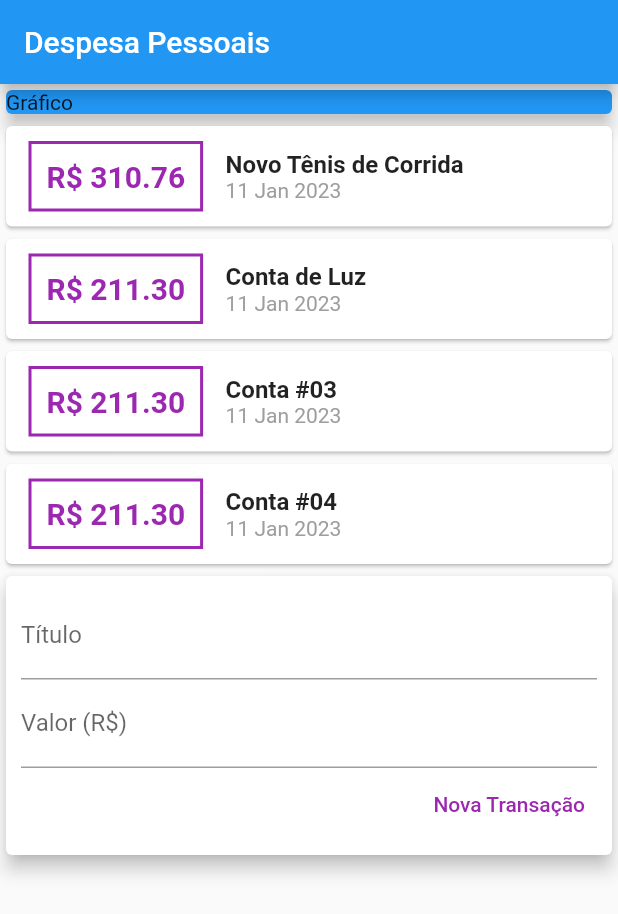
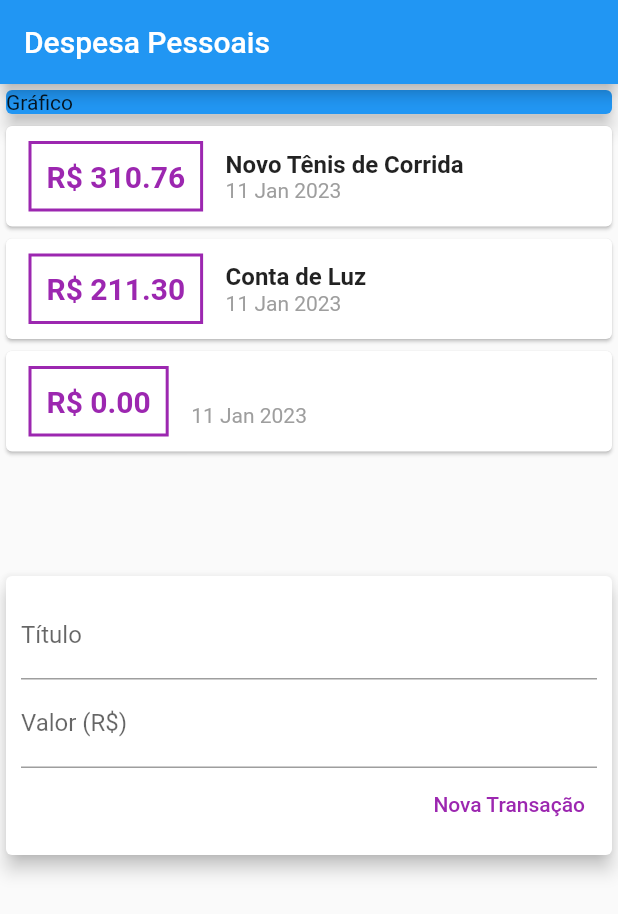
Before and after one commit to fercguerra/despesas_pessoais, a Flutter app: the screen it shows after launch, after a tap on "Nova Transação", on a phone screen of 412 x 824 dp. Shown: the top 914 px of the screen. Run offline on Flutter 3.47's test engine with Material 2 defaults, Android fonts, the phone set to English and light mode, and no system bars.

Commit message:
Teclado Numérico

```diff
--- a/lib/components/transaction_user.dart
+++ b/lib/components/transaction_user.dart
@@ -26,24 +26,6 @@ class _TransactionUserState extends State<TransactionUser> {
       value: 211.30,
       date: DateTime.now(),
     ),
-    Transaction(
-      id: 't3',
-      title: 'Conta #03',
-      value: 211.30,
-      date: DateTime.now(),
-    ),
-    Transaction(
-      id: 't4',
-      title: 'Conta #04',
-      value: 211.30,
-      date: DateTime.now(),
-    ),
-    Transaction(
-      id: 't5',
-      title: 'Conta #05',
-      value: 211.30,
-      date: DateTime.now(),
-    ),
   ];
 
   _addTransaction(String title, double value) {
--- a/lib/components/transactions_form.dart
+++ b/lib/components/transactions_form.dart
@@ -7,6 +7,16 @@ class TransactionForm extends StatelessWidget {
   final void Function(String, double) onSubmit;
 
   TransactionForm(this.onSubmit);
+
+  _submitForm() {
+    final title = titleController.text;
+    final value = double.tryParse(valueController.text) ?? 0.0;
+    onSubmit(title, value);
+
+    if (title.isEmpty || value <= 0) {
+      return;
+    }
+  }
 
   @override
   Widget build(BuildContext context) {
@@ -18,11 +28,14 @@ class TransactionForm extends StatelessWidget {
           children: [
             TextField(
               controller: titleController,
+              onSubmitted: (_) => _submitForm(),
               decoration: const InputDecoration(
                 labelText: 'Título',
               ),
             ),
             TextField(
+              keyboardType: TextInputType.numberWithOptions(decimal: true),
+              onSubmitted: (_) => _submitForm(),
               controller: valueController,
               decoration: const InputDecoration(
                 labelText: 'Valor (R\$)',
@@ -38,11 +51,7 @@ class TransactionForm extends StatelessWidget {
                       color: Colors.purple,
                     ),
                   ),
-                  onPressed: () {
-                    final title = titleController.text;
-                    final value = double.tryParse(valueController.text) ?? 0.0;
-                    onSubmit(title, value);
-                  },
+                  onPressed: _submitForm,
                 )
               ],
             ),
```
